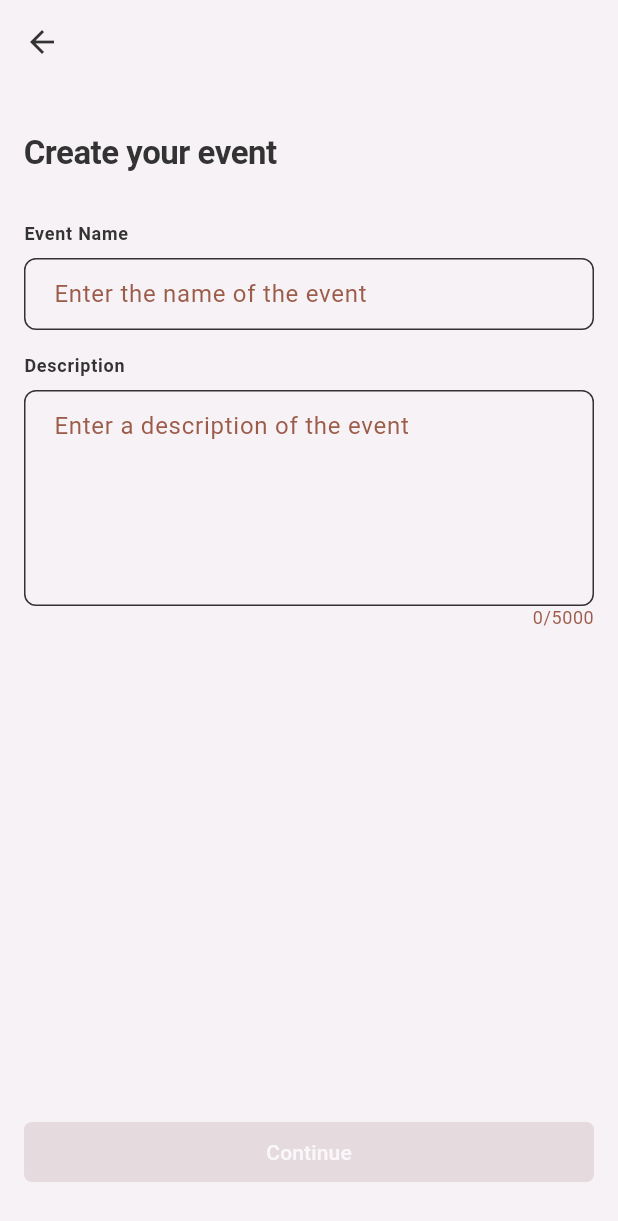
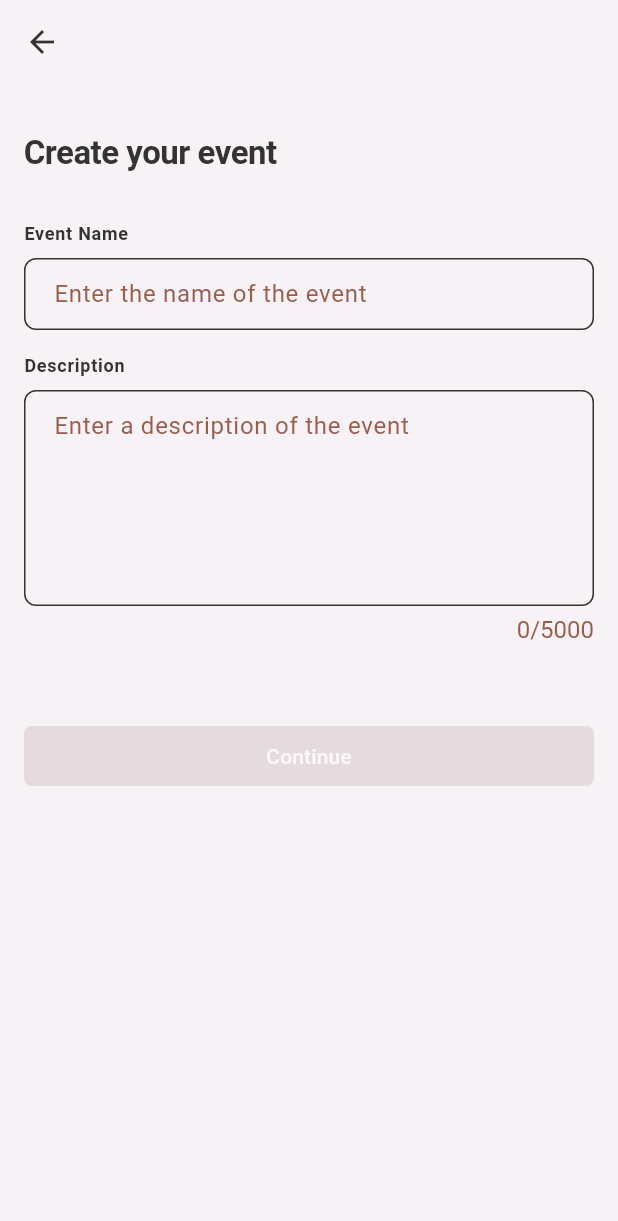
Before and after one commit to cmm-apps-flutter/EsmorgaFlutter, a Flutter app: the _CreateEventForm screen opened directly, on a phone screen of 412 x 824 dp. Shown: the top 1221 px of the screen. Run offline on Flutter 3.47's test engine with Material 3 defaults, Android fonts, the phone set to English and light mode, and no system bars; our stand-ins replace app_links, bloc, equatable, flutter_bloc, get_it, go_router and 5 more; missing offline and left inert: http_proxy; accounts and stored records are empty; generated files the repository leaves out were written again; network calls fail.

Commit message:
Added SingleChildSrollView, maxChars in EsmorgaTextField and fixed button position including screenshot update

```diff
--- a/lib/view/events/event_create/view/create_event_screen.dart
+++ b/lib/view/events/event_create/view/create_event_screen.dart
@@ -72,7 +72,8 @@ class _CreateEventFormState extends State<_CreateEventForm> {
           padding: const EdgeInsets.symmetric(horizontal: 16.0),
           child: BlocBuilder<CreateEventCubit, CreateEventState>(
             builder: (context, state) {
-              return Column(
+              return SingleChildScrollView(
+                child: Column(
                   crossAxisAlignment: CrossAxisAlignment.start,
                   children: [
                     const SizedBox(height: 32.0),
@@ -100,6 +101,7 @@ class _CreateEventFormState extends State<_CreateEventForm> {
                           key: const Key('create_event_description_input'),
                           controller: _descriptionController,
                           maxLines: 5,
+                          maxChars: 5000,
                           onChanged: _cubit.updateDescription,
                           inputFormatters: [
                             LengthLimitingTextInputFormatter(5000),
@@ -108,18 +110,9 @@ class _CreateEventFormState extends State<_CreateEventForm> {
                           placeholder: localizations.placeholderEventDescription,
                           errorText: state.descriptionError,
                         ),
-                      Align(
-                        alignment: Alignment.centerRight,
-                        child: Text(
-                          localizations.captionEventDescription(_descriptionController.text.length),
-                          style: Theme.of(context).textTheme.bodySmall?.copyWith(
-                                color: Theme.of(context).colorScheme.onSurfaceVariant,
-                              ),
-                        ),
-                      )
                       ],
                     ),
-                  const Spacer(),
+                    const SizedBox(height: 48.0),
                     EsmorgaButton(
                       text: localizations.stepContinueButton,
                       isEnabled: _cubit.isFormValid,
@@ -127,6 +120,7 @@ class _CreateEventFormState extends State<_CreateEventForm> {
                     ),
                     const SizedBox(height: 32.0),
                   ],
+                ),
               );
             },
           ),
```
Also changed, not shown: lib/ds/esmorga_text.dart (line endings or trailing spaces), 4 other files. Lines whose indentation alone changed are shown as unchanged.
